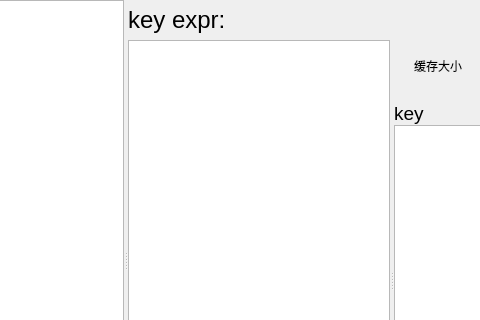
Above: src/page_sub/page_sub.ui from sanri/zenoh-hammer before the change; both pictures show x 139 to 619 and y 0 to 320 of the 794 by 520 pixel window. Below: the same form after it.
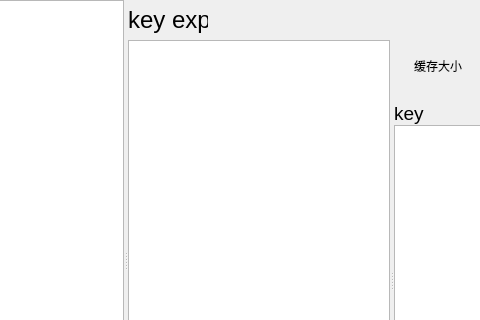
That is the form after the change.

Diff of the .ui file:
```diff
--- a/src/page_sub/page_sub.ui
+++ b/src/page_sub/page_sub.ui
@@ -123,6 +123,12 @@
          </property>
          <item>
           <widget class="QLabel" name="label">
+           <property name="maximumSize">
+            <size>
+             <width>80</width>
+             <height>16777215</height>
+            </size>
+           </property>
            <property name="font">
             <font>
              <pointsize>18</pointsize>
```
